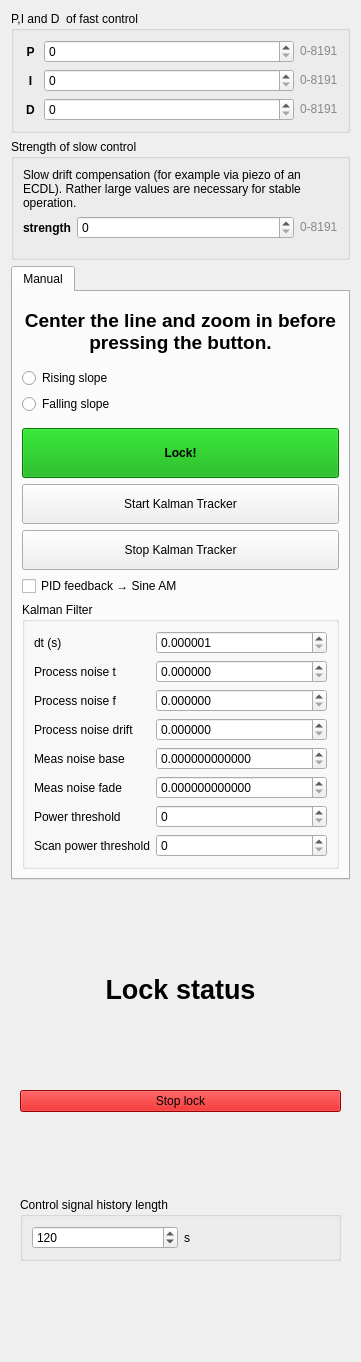
Qt form linien-gui/linien_gui/ui/locking_panel.ui (Debaucheryddll/FPATS) before a commit.
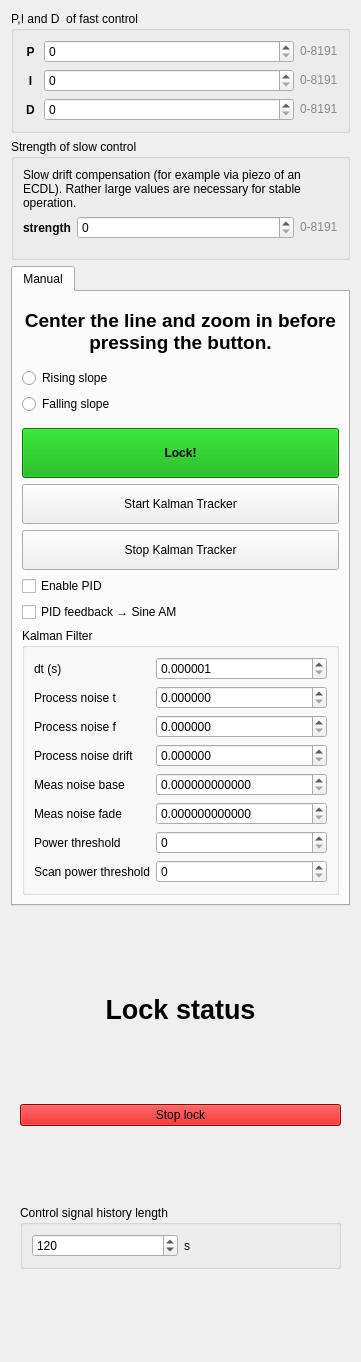
The same form after that commit. Custom widgets are drawn as their Qt base class.

What changed in the file:
```diff
--- a/linien-gui/linien_gui/ui/locking_panel.ui
+++ b/linien-gui/linien_gui/ui/locking_panel.ui
@@ -521,6 +521,13 @@
          </property>
         </widget>
        </item>
+       <item>
+        <widget class="QCheckBox" name="pidEnableCheckBox">
+         <property name="text">
+          <string>Enable PID</string>
+         </property>
+        </widget>
+       </item>
        <item>
         <widget class="QCheckBox" name="pidFeedbackToSineCheckBox">
          <property name="text">
```
